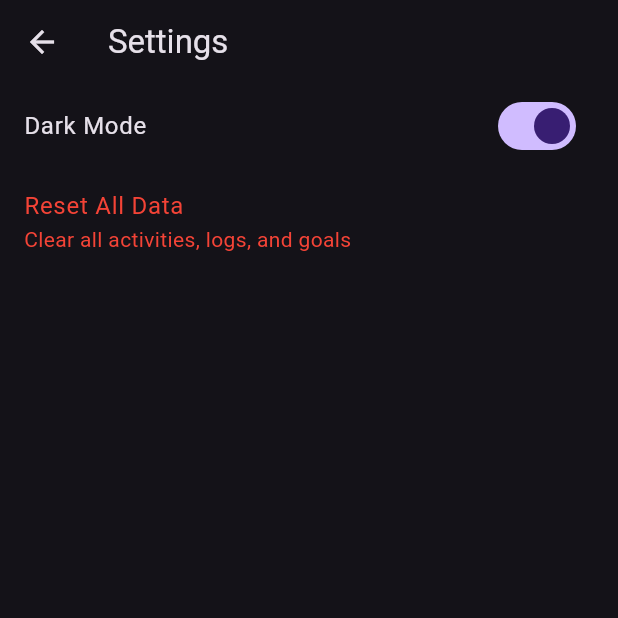
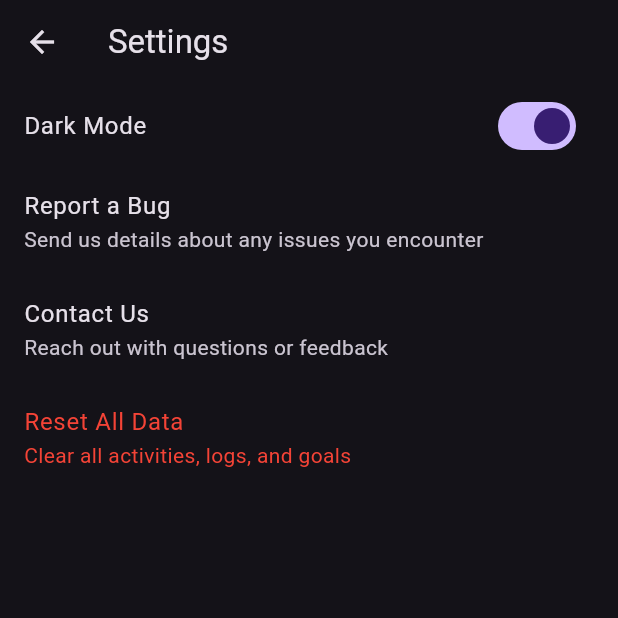
Before and after one commit to Pedziwiatrr/Lock-In-app, a Flutter app: the screen it shows after launch, after a tap on the "settings" icon, on a phone screen of 412 x 824 dp, the top half of it. Run offline on Flutter 3.47's test engine with Material 3 defaults, Android fonts, the phone set to English and light mode, and no system bars; our stand-ins replace shared_preferences.

Commit message:
Implemented contact and bug reporting features in settings

```diff
--- a/lib/main.dart
+++ b/lib/main.dart
@@ -1,5 +1,6 @@
 import 'package:flutter/material.dart';
 import 'package:shared_preferences/shared_preferences.dart';
+import 'package:url_launcher/url_launcher.dart';
 import 'package:flutter/services.dart';
 import 'dart:convert';
 import 'dart:async';
@@ -1953,8 +1954,7 @@ class SettingsPage extends StatelessWidget {
       context: context,
       builder: (_) => AlertDialog(
         title: const Text('Reset All Data'),
-        content:
-        const Text('Are you sure you want to reset all activities, logs, and goals? This cannot be undone.'),
+        content: const Text('Are you sure you want to reset all activities, logs, and goals? This cannot be undone.'),
         actions: [
           TextButton(
             onPressed: () => Navigator.pop(context),
@@ -1993,6 +1993,34 @@ class SettingsPage extends StatelessWidget {
     );
   }
 
+  Future<void> _launchEmail(BuildContext context, String toEmail, String subject, String body) async {
+    final Uri emailUri = Uri(
+      scheme: 'mailto',
+      path: toEmail,
+      queryParameters: {
+        'subject': subject,
+        'body': body,
+      },
+    );
+    try {
+      if (await canLaunchUrl(emailUri)) {
+        await launchUrl(emailUri);
+      } else {
+        ScaffoldMessenger.of(context).showSnackBar(
+          const SnackBar(
+            content: Text('No email client found. Please install an email app or contact support manually.'),
+          ),
+        );
+      }
+    } catch (e) {
+      ScaffoldMessenger.of(context).showSnackBar(
+        SnackBar(
+          content: Text('Failed to open email client: $e'),
+        ),
+      );
+    }
+  }
+
   @override
   Widget build(BuildContext context) {
     return Scaffold(
@@ -2005,6 +2033,26 @@ class SettingsPage extends StatelessWidget {
             onChanged: onThemeChanged,
           ),
           ListTile(
+            title: const Text('Report a Bug'),
+            subtitle: const Text('Send us details about any issues you encounter'),
+            onTap: () => _launchEmail(
+              context,
+              'lockintrackerapp@gmail.com',
+              'Bug Report - LockIn Tracker',
+              'Please describe the bug you encountered:\n\nApp Version: 1.0.0\nDevice: [Your Device]\nOS: [Your OS]\nSteps to Reproduce:\n1. \n2. \n3. \n\nAdditional Details:',
+            ),
+          ),
+          ListTile(
+            title: const Text('Contact Us'),
+            subtitle: const Text('Reach out with questions or feedback'),
+            onTap: () => _launchEmail(
+              context,
+              'lockintrackerapp@gmail.com',
+              'Contact - LockIn Tracker',
+              'Please share your questions or feedback:\n\n',
+            ),
+          ),
+          ListTile(
             title: const Text('Reset All Data'),
             subtitle: const Text('Clear all activities, logs, and goals'),
             onTap: () => _confirmReset(context),
```
